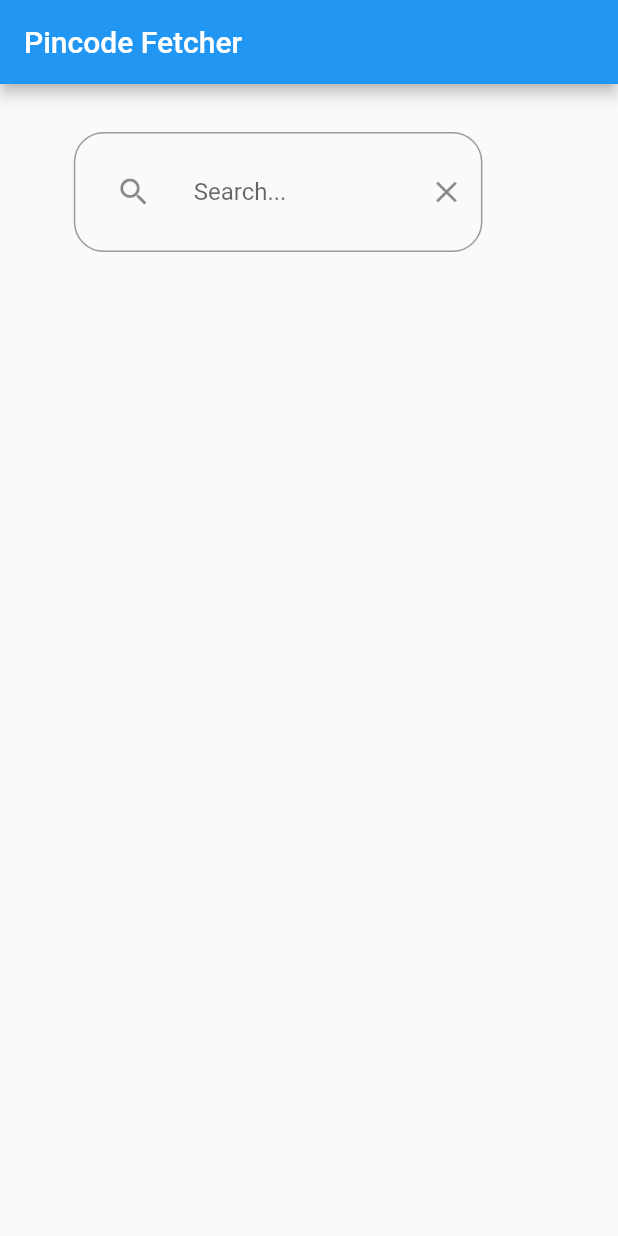
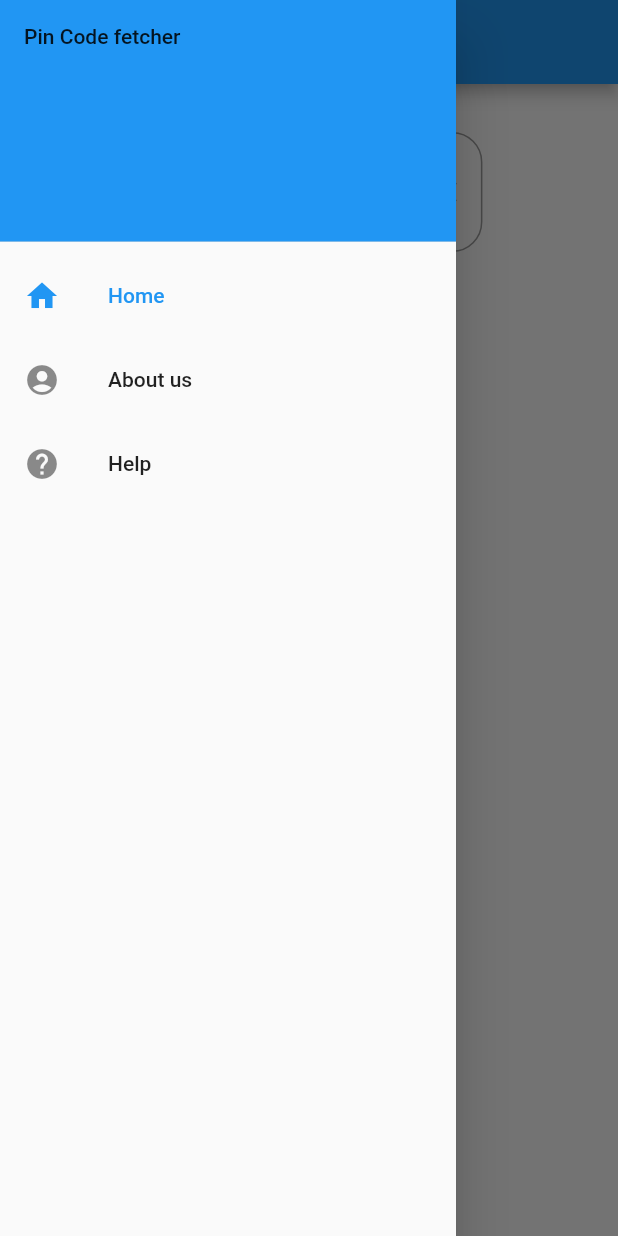
Before and after one commit to hrajwade96/pin_code_fetcher, a Flutter app: the screen it shows after launch, with the side drawer open (before the commit the screen has no drawer), on a phone screen of 412 x 824 dp. Run offline on Flutter 3.47's test engine with Material 2 defaults, Android fonts, the phone set to English and light mode, and no system bars; our stand-ins replace flutter_mobx, loading_animation_widget, mobx.

Commit message:
added app drawer, about us

```diff
--- a/pincode_fetcher/lib/pages/landing_page.dart
+++ b/pincode_fetcher/lib/pages/landing_page.dart
@@ -2,6 +2,7 @@ import 'package:flutter/material.dart';
 import 'package:pincode_fetcher/stores/view_port_store.dart';
 import '../stores/location_store.dart';
 import '../widgets/views/desktop.dart';
+import 'about_us.dart';
 
 class MyHomePage extends StatefulWidget {
   const MyHomePage({super.key, required this.title});
@@ -12,6 +13,7 @@ class MyHomePage extends StatefulWidget {
 
 class _MyHomePageState extends State<MyHomePage> {
   String s1 = '';
+  int _selectedIndex = 0;
 
   // This controller will store the value of the search bar
   final TextEditingController _searchController = TextEditingController();
@@ -22,6 +24,55 @@ class _MyHomePageState extends State<MyHomePage> {
     final viewport = ViewportStore();
 
     return Scaffold(
+      drawer: Drawer(
+        // Add a ListView to the drawer. This ensures the user can scroll
+        // through the options in the drawer if there isn't enough vertical
+        // space to fit everything.
+        child: ListView(
+          // Important: Remove any padding from the ListView.
+          padding: EdgeInsets.zero,
+          children: [
+            const DrawerHeader(
+              decoration: BoxDecoration(
+                color: Colors.blue,
+              ),
+              child: Text('Pin Code fetcher'),
+            ),
+            ListTile(
+              leading: const Icon(Icons.home),
+              title: const Text('Home'),
+              selected: _selectedIndex == 0,
+              onTap: () {
+                // Update the state of the app
+                _onItemTapped(0);
+                // Then close the drawer
+                Navigator.pop(context);
+              },
+            ),
+            ListTile(
+              leading: const Icon(Icons.account_circle),
+              title: const Text('About us'),
+              selected: _selectedIndex == 1,
+              onTap: () {
+                // Update the state of the app
+                _onItemTapped(1);
+                // Then close the drawer
+              },
+            ),
+            ListTile(
+              leading: const Icon(Icons.help),
+              title: const Text('Help'),
+              selected: _selectedIndex == 2,
+              onTap: () {
+                // Update the state of the app
+                _onItemTapped(2);
+                // Then close the drawer
+                Navigator.pop(context);
+              },
+            ),
+          ],
+        ),
+      ),
       appBar: AppBar(
         title: const Text('Pincode Fetcher'),
       ),
@@ -30,4 +81,16 @@ class _MyHomePageState extends State<MyHomePage> {
               DesktopView(searchController: _searchController, store: store)),
     );
   }
+
+  void _onItemTapped(int index) {
+    setState(() {
+      _selectedIndex = index;
+      if (index == 1) {
+        debugPrint('index is 1');
+        Navigator.pop(context);
+        Navigator.push(
+            context, MaterialPageRoute(builder: (context) => const AboutUs()));
+      }
+    });
+  }
 }
```
Also changed, not shown: pincode_fetcher/lib/pages/about_us.dart (added, +22 -0 lines).
